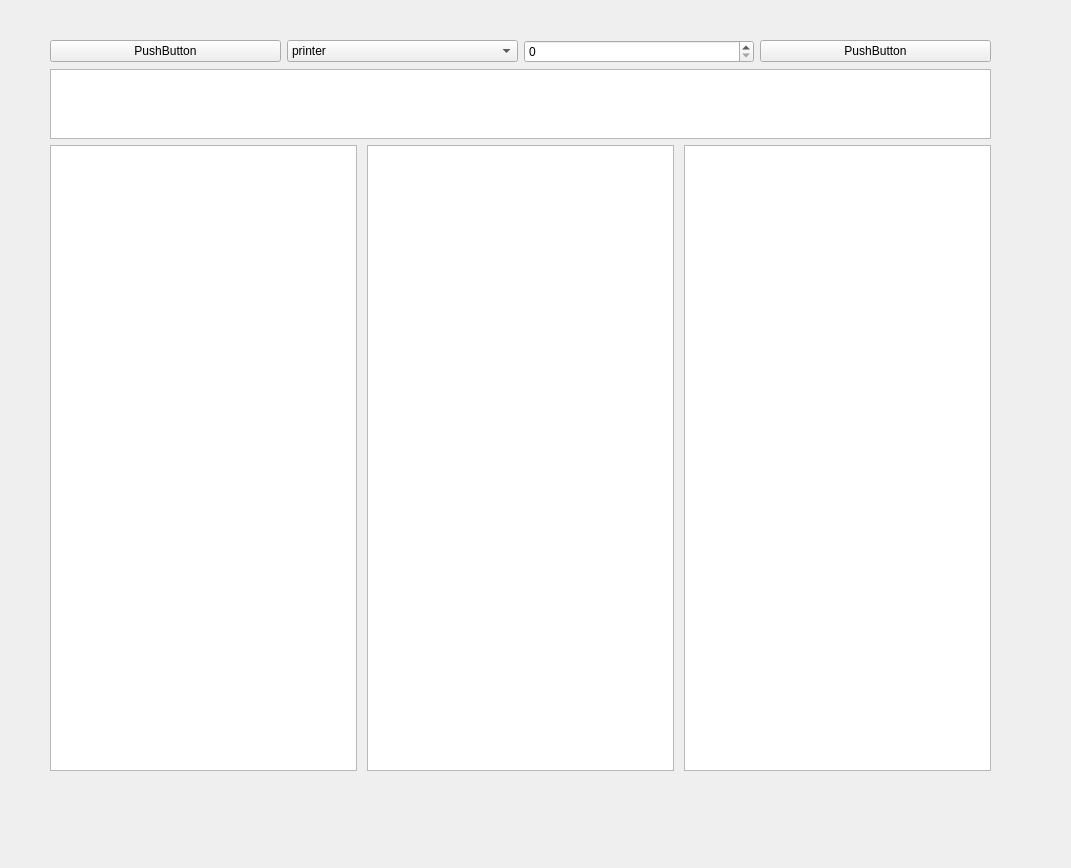
First picture: the form in UI/IOui.ui, repository Fotiligner/OSproject, before the edit.
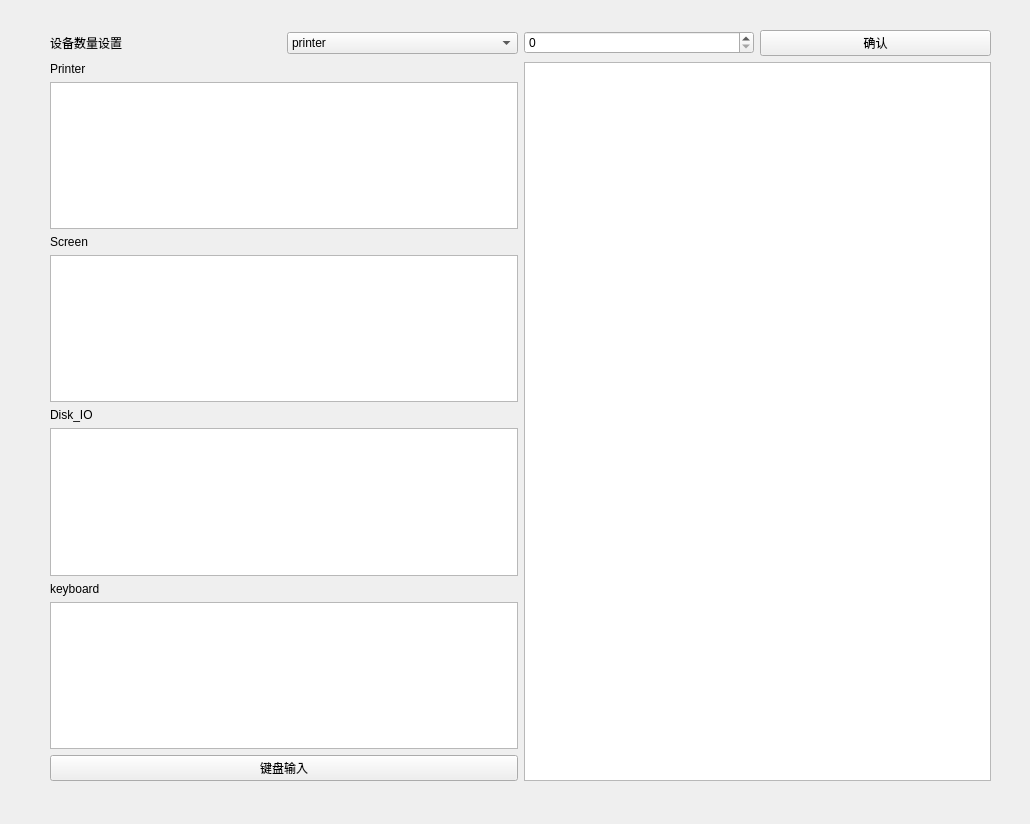
Second picture: the form after the edit.

```diff
--- a/UI/IOui.ui
+++ b/UI/IOui.ui
@@ -6,8 +6,8 @@
    <rect>
     <x>0</x>
     <y>0</y>
-    <width>1071</width>
-    <height>868</height>
+    <width>1030</width>
+    <height>824</height>
    </rect>
   </property>
   <property name="windowTitle">
@@ -17,18 +17,18 @@
    <property name="geometry">
     <rect>
      <x>50</x>
-     <y>40</y>
+     <y>30</y>
      <width>941</width>
-     <height>731</height>
+     <height>751</height>
     </rect>
    </property>
-   <layout class="QVBoxLayout" name="verticalLayout_3" stretch="3,1,12">
+   <layout class="QVBoxLayout" name="verticalLayout_3" stretch="3,0">
     <item>
      <layout class="QHBoxLayout" name="horizontalLayout_2">
       <item>
-       <widget class="QPushButton" name="pushButton">
+       <widget class="QLabel" name="label_5">
         <property name="text">
-         <string>PushButton</string>
+         <string>设备数量设置</string>
         </property>
        </widget>
       </item>
@@ -61,28 +61,67 @@
       <item>
        <widget class="QPushButton" name="pushButton_2">
         <property name="text">
-         <string>PushButton</string>
+         <string>确认</string>
         </property>
        </widget>
       </item>
      </layout>
     </item>
     <item>
-     <widget class="QTextBrowser" name="textBrowser"/>
-    </item>
-    <item>
-     <layout class="QHBoxLayout" name="horizontalLayout" stretch="0,0,0">
-      <property name="spacing">
-       <number>10</number>
-      </property>
+     <layout class="QHBoxLayout" name="horizontalLayout">
       <item>
-       <widget class="QTableWidget" name="tableWidget"/>
+       <layout class="QVBoxLayout" name="verticalLayout">
+        <item>
+         <widget class="QLabel" name="label">
+          <property name="text">
+           <string>Printer</string>
+          </property>
+         </widget>
+        </item>
+        <item>
+         <widget class="QTableWidget" name="tableWidget"/>
+        </item>
+        <item>
+         <widget class="QLabel" name="label_2">
+          <property name="text">
+           <string>Screen</string>
+          </property>
+         </widget>
+        </item>
+        <item>
+         <widget class="QTableWidget" name="tableWidget_2"/>
+        </item>
+        <item>
+         <widget class="QLabel" name="label_3">
+          <property name="text">
+           <string>Disk_IO</string>
+          </property>
+         </widget>
+        </item>
+        <item>
+         <widget class="QTableWidget" name="tableWidget_3"/>
+        </item>
+        <item>
+         <widget class="QLabel" name="label_4">
+          <property name="text">
+           <string>keyboard</string>
+          </property>
+         </widget>
+        </item>
+        <item>
+         <widget class="QTextEdit" name="textEdit"/>
+        </item>
+        <item>
+         <widget class="QPushButton" name="pushButton_3">
+          <property name="text">
+           <string>键盘输入</string>
+          </property>
+         </widget>
+        </item>
+       </layout>
       </item>
       <item>
-       <widget class="QTableWidget" name="tableWidget_2"/>
-      </item>
-      <item>
-       <widget class="QTableWidget" name="tableWidget_3"/>
+       <widget class="QTableWidget" name="tableWidget_4"/>
       </item>
      </layout>
     </item>
```
